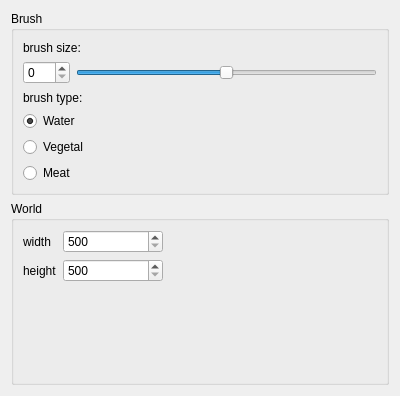
Qt form WorldEditorToolBox.ui (Xaxetrov/Fil-Rouge) before a commit.
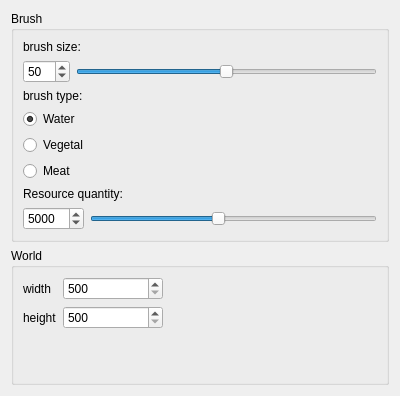
The same form after that commit.

Patch:
```diff
--- a/WorldEditorToolBox.ui
+++ b/WorldEditorToolBox.ui
@@ -37,6 +37,9 @@
           <property name="maximum">
            <number>100</number>
           </property>
+          <property name="value">
+           <number>50</number>
+          </property>
          </widget>
         </item>
         <item>
@@ -88,6 +91,58 @@
         </property>
        </widget>
       </item>
+      <item>
+       <widget class="QLabel" name="label_5">
+        <property name="text">
+         <string>Resource quantity:</string>
+        </property>
+       </widget>
+      </item>
+      <item>
+       <layout class="QHBoxLayout" name="horizontalLayout_2">
+        <property name="topMargin">
+         <number>0</number>
+        </property>
+        <item>
+         <widget class="QSpinBox" name="spinBoxQuantity">
+          <property name="minimum">
+           <number>1000</number>
+          </property>
+          <property name="maximum">
+           <number>10000</number>
+          </property>
+          <property name="singleStep">
+           <number>1000</number>
+          </property>
+          <property name="value">
+           <number>5000</number>
+          </property>
+         </widget>
+        </item>
+        <item>
+         <widget class="QSlider" name="horizontalSlider_Quantity">
+          <property name="minimum">
+           <number>1000</number>
+          </property>
+          <property name="maximum">
+           <number>10000</number>
+          </property>
+          <property name="singleStep">
+           <number>1000</number>
+          </property>
+          <property name="pageStep">
+           <number>10000</number>
+          </property>
+          <property name="value">
+           <number>5000</number>
+          </property>
+          <property name="orientation">
+           <enum>Qt::Horizontal</enum>
+          </property>
+         </widget>
+        </item>
+       </layout>
+      </item>
      </layout>
     </widget>
    </item>
```
